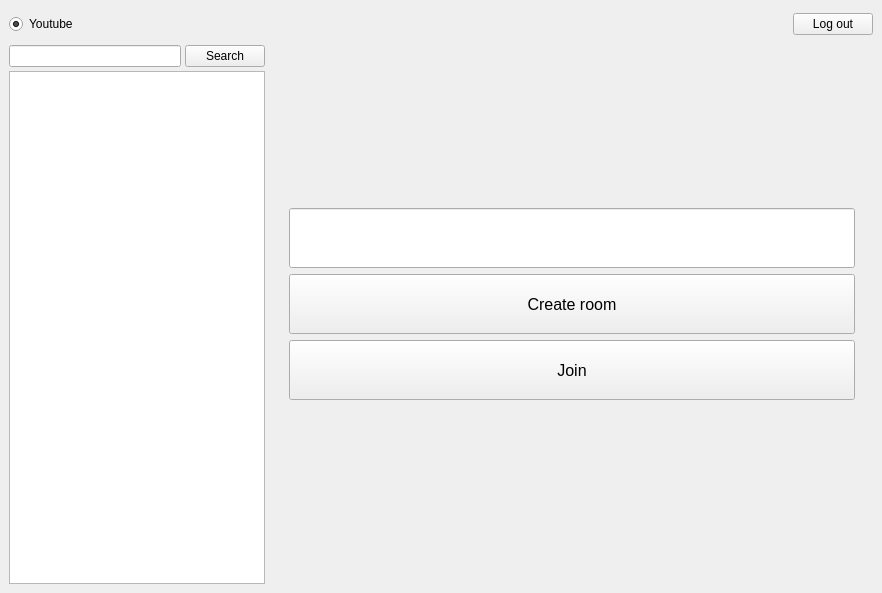
First picture: the form in client/static/ui/watchupapp.ui, repository cpp-park-vk-education/2022_2_cash_map, before the edit.
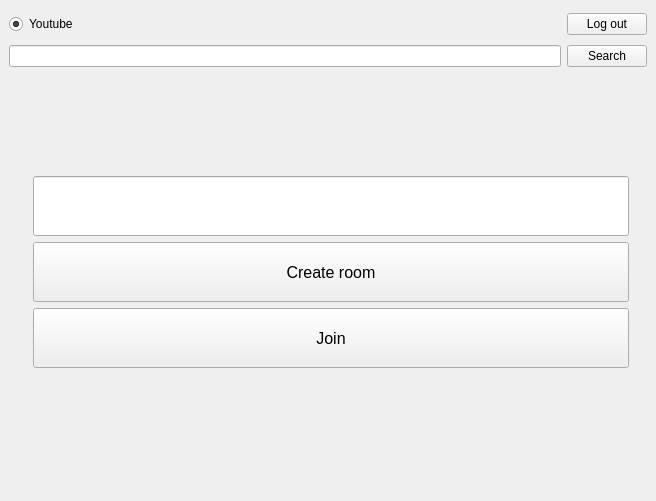
Second picture: the form after the edit. Icons and pictures are not drawn.

Diff of the .ui file:
```diff
--- a/client/static/ui/watchupapp.ui
+++ b/client/static/ui/watchupapp.ui
@@ -6,8 +6,8 @@
    <rect>
     <x>0</x>
     <y>0</y>
-    <width>882</width>
-    <height>593</height>
+    <width>656</width>
+    <height>501</height>
    </rect>
   </property>
   <property name="sizePolicy">
@@ -18,7 +18,7 @@
   </property>
   <property name="minimumSize">
    <size>
-    <width>100</width>
+    <width>300</width>
     <height>100</height>
    </size>
   </property>
@@ -39,87 +39,7 @@
     </sizepolicy>
    </property>
    <layout class="QGridLayout" name="gridLayout">
-    <item row="2" column="0" colspan="2">
-     <layout class="QVBoxLayout" name="verticalLayout">
-      <property name="spacing">
-       <number>4</number>
-      </property>
-      <property name="sizeConstraint">
-       <enum>QLayout::SetDefaultConstraint</enum>
-      </property>
-      <property name="leftMargin">
-       <number>0</number>
-      </property>
-      <item>
-       <layout class="QHBoxLayout" name="horizontalLayout">
-        <item>
-         <widget class="QLineEdit" name="searchLineEdit">
-          <property name="sizePolicy">
-           <sizepolicy hsizetype="Expanding" vsizetype="Fixed">
-            <horstretch>0</horstretch>
-            <verstretch>0</verstretch>
-           </sizepolicy>
-          </property>
-          <property name="minimumSize">
-           <size>
-            <width>50</width>
-            <height>0</height>
-           </size>
-          </property>
-          <property name="maximumSize">
-           <size>
-            <width>320</width>
-            <height>50</height>
-           </size>
-          </property>
-         </widget>
-        </item>
-        <item>
-         <widget class="QPushButton" name="searchButton">
-          <property name="sizePolicy">
-           <sizepolicy hsizetype="Expanding" vsizetype="Fixed">
-            <horstretch>0</horstretch>
-            <verstretch>0</verstretch>
-           </sizepolicy>
-          </property>
-          <property name="minimumSize">
-           <size>
-            <width>50</width>
-            <height>0</height>
-           </size>
-          </property>
-          <property name="maximumSize">
-           <size>
-            <width>80</width>
-            <height>16777215</height>
-           </size>
-          </property>
-          <property name="text">
-           <string>Search</string>
-          </property>
-         </widget>
-        </item>
-       </layout>
-      </item>
-      <item>
-       <widget class="QListWidget" name="listWidget">
-        <property name="minimumSize">
-         <size>
-          <width>100</width>
-          <height>0</height>
-         </size>
-        </property>
-        <property name="maximumSize">
-         <size>
-          <width>400</width>
-          <height>16777215</height>
-         </size>
-        </property>
-       </widget>
-      </item>
-     </layout>
-    </item>
-    <item row="2" column="2">
+    <item row="3" column="1">
      <widget class="QStackedWidget" name="stackedWidget">
       <property name="sizePolicy">
        <sizepolicy hsizetype="Expanding" vsizetype="Expanding">
@@ -166,7 +86,7 @@
           </property>
           <property name="minimumSize">
            <size>
-            <width>500</width>
+            <width>300</width>
             <height>0</height>
            </size>
           </property>
@@ -187,7 +107,7 @@
              </property>
              <property name="minimumSize">
               <size>
-               <width>200</width>
+               <width>300</width>
                <height>60</height>
               </size>
              </property>
@@ -214,7 +134,7 @@
              </property>
              <property name="minimumSize">
               <size>
-               <width>200</width>
+               <width>300</width>
                <height>60</height>
               </size>
              </property>
@@ -244,7 +164,7 @@
              </property>
              <property name="minimumSize">
               <size>
-               <width>200</width>
+               <width>300</width>
                <height>60</height>
               </size>
              </property>
@@ -281,7 +201,58 @@
       </widget>
      </widget>
     </item>
-    <item row="1" column="0" colspan="3">
+    <item row="2" column="0" colspan="2">
+     <layout class="QHBoxLayout" name="horizontalLayout_3">
+      <item>
+       <widget class="QLineEdit" name="searchLineEdit">
+        <property name="sizePolicy">
+         <sizepolicy hsizetype="Expanding" vsizetype="Fixed">
+          <horstretch>0</horstretch>
+          <verstretch>0</verstretch>
+         </sizepolicy>
+        </property>
+        <property name="minimumSize">
+         <size>
+          <width>300</width>
+          <height>0</height>
+         </size>
+        </property>
+        <property name="maximumSize">
+         <size>
+          <width>16777215</width>
+          <height>50</height>
+         </size>
+        </property>
+       </widget>
+      </item>
+      <item>
+       <widget class="QPushButton" name="searchButton">
+        <property name="sizePolicy">
+         <sizepolicy hsizetype="Expanding" vsizetype="Fixed">
+          <horstretch>0</horstretch>
+          <verstretch>0</verstretch>
+         </sizepolicy>
+        </property>
+        <property name="minimumSize">
+         <size>
+          <width>50</width>
+          <height>0</height>
+         </size>
+        </property>
+        <property name="maximumSize">
+         <size>
+          <width>80</width>
+          <height>16777215</height>
+         </size>
+        </property>
+        <property name="text">
+         <string>Search</string>
+        </property>
+       </widget>
+      </item>
+     </layout>
+    </item>
+    <item row="1" column="0" colspan="2">
      <layout class="QHBoxLayout" name="horizontalLayout_2">
       <property name="spacing">
        <number>0</number>
```
